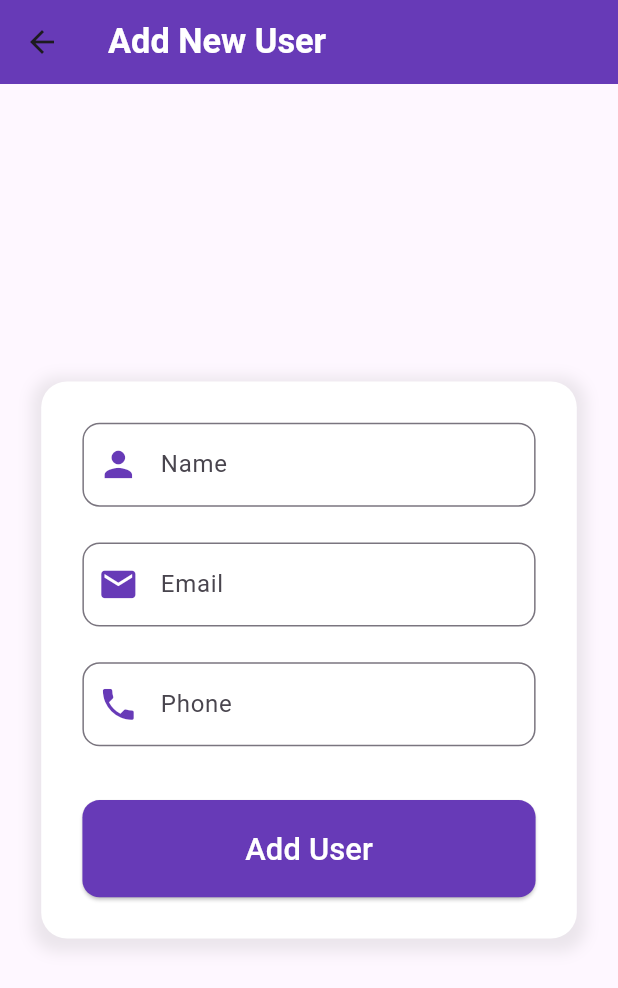
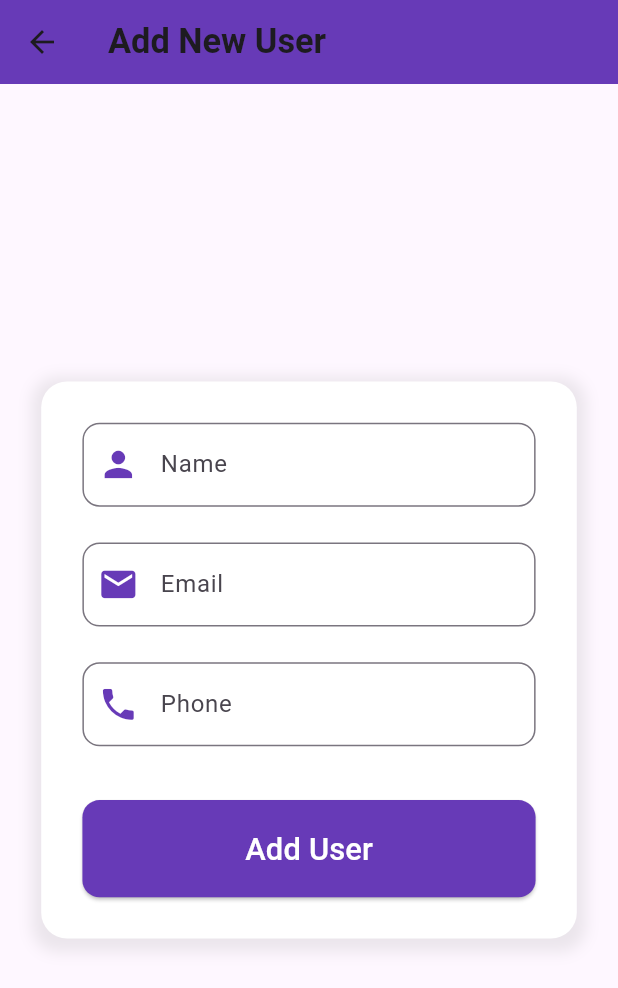
Before and after one commit to Evil-Knight1/Assignment-, a Flutter app: the AddUserScreen screen opened directly, on a phone screen of 412 x 824 dp. Shown: the top 988 px of the screen. Run offline on Flutter 3.47's test engine with Material 3 defaults, Android fonts, the phone set to English and light mode, and no system bars; our stand-ins replace bloc, connectivity_plus, dio, equatable, flutter_bloc, flutter_screenutil; network calls fail.

Commit message:
Update add user screen

```diff
--- a/lib/screens/add_user_screen.dart
+++ b/lib/screens/add_user_screen.dart
@@ -31,7 +31,7 @@ class _AddUserScreenState extends State<AddUserScreen> {
       appBar: AppBar(
         title: Text(
           'Add New User',
-          style: TextStyle(fontWeight: FontWeight.bold, color: Colors.white, fontSize: 20.sp),
+          style: TextStyle(fontWeight: FontWeight.bold, fontSize: 20.sp),
         ),
         backgroundColor: Colors.deepPurple,
         elevation: 0,
```
